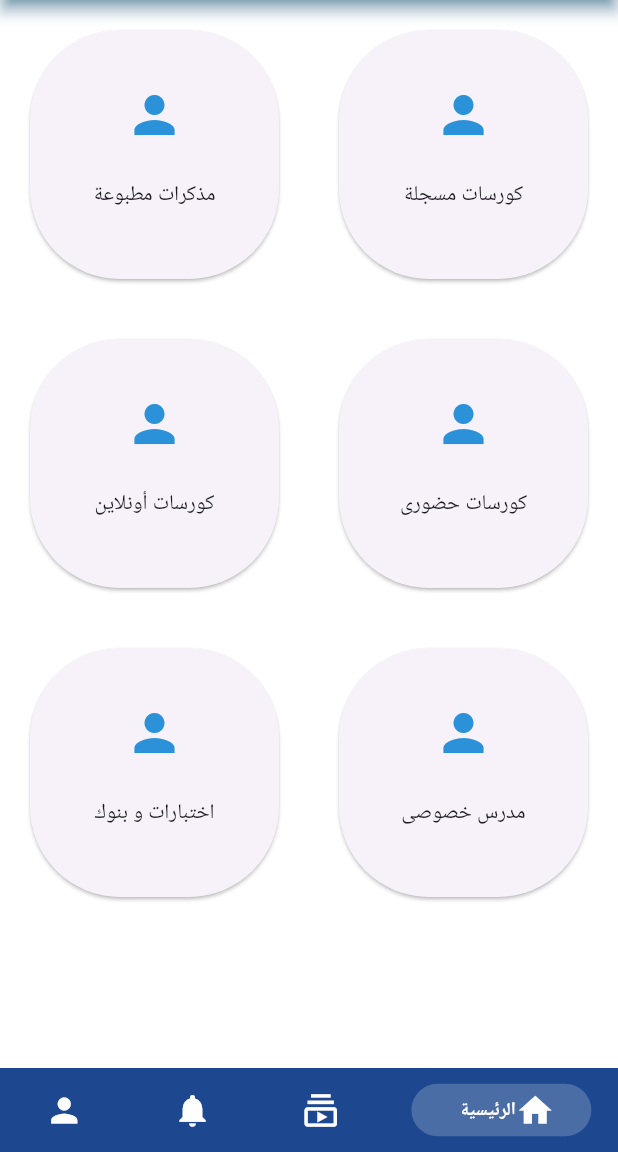
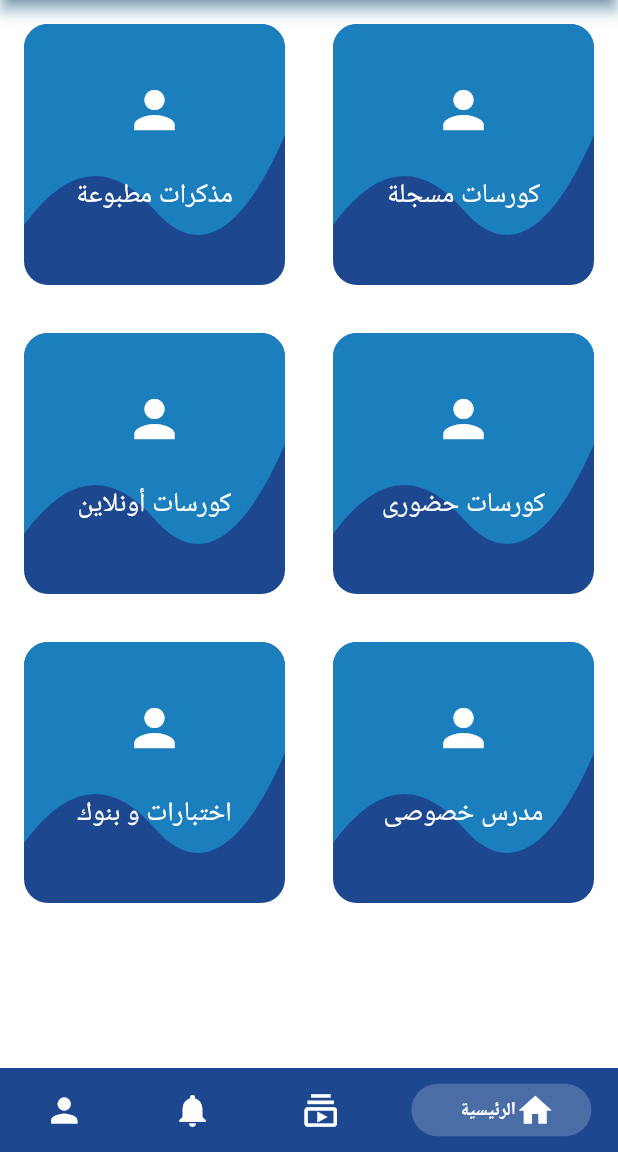
Before and after one commit to mahmoudhamdyae/Education, a Flutter app: the screen it shows after launch, on a phone screen of 412 x 824 dp, the part 84-1236 px from its top. Run offline on Flutter 3.47's test engine with Material 3 defaults, Android fonts, the phone set to English and light mode, and no system bars; drawn by our look-alikes of persistent_bottom_nav_bar; our stand-ins replace get_it, shared_preferences; Roboto replaces fonts that are missing (Montserrat).

Commit message:
Home Screen

```diff
--- a/lib/main.dart
+++ b/lib/main.dart
@@ -1,6 +1,6 @@
 import 'package:education/presentation/resources/routes_manager.dart';
 import 'package:education/presentation/resources/theme_manager.dart';
-import 'package:education/presentation/screens/splash_screen.dart';
+import 'package:education/presentation/screens/splash/splash_screen.dart';
 import 'package:flutter/material.dart';
 
 import 'core/di.dart';
--- a/lib/presentation/resources/routes_manager.dart
+++ b/lib/presentation/resources/routes_manager.dart
@@ -1,10 +1,16 @@
 import 'package:education/presentation/resources/strings_manager.dart';
-import 'package:education/presentation/screens/home_screen.dart';
-import 'package:education/presentation/screens/login_screen.dart';
+import 'package:education/presentation/screens/home/courses/courses_screen.dart';
+import 'package:education/presentation/screens/home/exams_and_banks/exams_and_banks_screen.dart';
+import 'package:education/presentation/screens/home/home_screen.dart';
+import 'package:education/presentation/screens/auth/login_screen.dart';
+import 'package:education/presentation/screens/home/online_courses/online_courses_screen.dart';
+import 'package:education/presentation/screens/home/printed_notes/printed_notes_screen.dart';
+import 'package:education/presentation/screens/home/recorded_courses/recorded_courses_screen.dart';
+import 'package:education/presentation/screens/home/teacher/teacher_screen.dart';
 import 'package:education/presentation/screens/main_screen.dart';
-import 'package:education/presentation/screens/register_screen.dart';
 import 'package:flutter/material.dart';
-import '../screens/splash_screen.dart';
+import '../screens/auth/register_screen.dart';
+import '../screens/splash/splash_screen.dart';
 
 class Routes {
   static const String splashRoute = "/";
@@ -12,6 +18,12 @@ class Routes {
   static const String loginRoute = "/login";
   static const String registerRoute = "/register";
   static const String homeRoute = "/home";
+  static const String coursesRoute = "/courses";
+  static const String examsAndBanksRoute = "/exams_and_banks";
+  static const String onlineCoursesRoute = "/online_courses";
+  static const String printedNotesRoute = "/printed_notes";
+  static const String recordedCoursesRoute = "/recorded_courses";
+  static const String teacherRoute = "/teacher";
 }
 
 class RouteGenerator {
@@ -27,6 +39,18 @@ class RouteGenerator {
         return MaterialPageRoute(builder: (_) => const RegisterScreen());
       case Routes.homeRoute:
         return MaterialPageRoute(builder: (_) => HomeScreen());
+      case Routes.coursesRoute:
+        return MaterialPageRoute(builder: (_) => const CoursesScreen());
+      case Routes.examsAndBanksRoute:
+        return MaterialPageRoute(builder: (_) => const ExamsAndBanksScreen());
+      case Routes.onlineCoursesRoute:
+        return MaterialPageRoute(builder: (_) => const OnlineCoursesScreen());
+      case Routes.printedNotesRoute:
+        return MaterialPageRoute(builder: (_) => const PrintedNotesScreen());
+      case Routes.recordedCoursesRoute:
+        return MaterialPageRoute(builder: (_) => const RecordedCoursesScreen());
+      case Routes.teacherRoute:
+        return MaterialPageRoute(builder: (_) => const TeacherScreen());
       default:
         return unDefinedRoute();
     }
--- /dev/null
+++ b/lib/presentation/screens/home/courses/courses_screen.dart
@@ -0,0 +1,11 @@
+import 'package:education/presentation/resources/strings_manager.dart';
+import 'package:flutter/cupertino.dart';
+
+class CoursesScreen extends StatelessWidget {
+  const CoursesScreen({super.key});
+
+  @override
+  Widget build(BuildContext context) {
+    return const Center(child: Text(AppStrings.courses),);
+  }
+}
--- /dev/null
+++ b/lib/presentation/screens/home/exams_and_banks/exams_and_banks_screen.dart
@@ -0,0 +1,12 @@
+import 'package:flutter/cupertino.dart';
+
+import '../../../resources/strings_manager.dart';
+
+class ExamsAndBanksScreen extends StatelessWidget {
+  const ExamsAndBanksScreen({super.key});
+
+  @override
+  Widget build(BuildContext context) {
+    return const Center(child: Text(AppStrings.examsAndBanks),);
+  }
+}
--- /dev/null
+++ b/lib/presentation/screens/home/home_screen.dart
@@ -0,0 +1,40 @@
+import 'package:education/presentation/resources/routes_manager.dart';
+import 'package:flutter/material.dart';
+
+import '../../resources/strings_manager.dart';
+import '../../widgets/custom_grid_view.dart';
+
+class HomeScreen extends StatelessWidget {
+  HomeScreen({super.key});
+
+  final List<String> _stringsList = [
+    AppStrings.recordedCourses,
+    AppStrings.printedNotes,
+    AppStrings.courses,
+    AppStrings.onlineCourses,
+    AppStrings.teacher,
+    AppStrings.examsAndBanks,
+  ];
+
+  final List<IconData> _iconsList = [
+    Icons.person,
+    Icons.person,
+    Icons.person,
+    Icons.person,
+    Icons.person,
+    Icons.person,
+  ];
+
+  @override
+  Widget build(BuildContext context) {
+    final actions = [
+          () => Navigator.of(context, rootNavigator: true).pushNamed(Routes.recordedCoursesRoute),
+          () => Navigator.of(context, rootNavigator: true).pushNamed(Routes.printedNotesRoute),
+          () => Navigator.of(context, rootNavigator: true).pushNamed(Routes.coursesRoute),
+          () => Navigator.of(context, rootNavigator: true).pushNamed(Routes.onlineCoursesRoute),
+          () => Navigator.of(context, rootNavigator: true).pushNamed(Routes.teacherRoute),
+          () => Navigator.of(context, rootNavigator: true).pushNamed(Routes.examsAndBanksRoute),
+    ];
+    return CustomGridView(_stringsList, _iconsList, actions);
+  }
+}
--- /dev/null
+++ b/lib/presentation/screens/home/online_courses/online_courses_screen.dart
@@ -0,0 +1,12 @@
+import 'package:flutter/cupertino.dart';
+
+import '../../../resources/strings_manager.dart';
+
+class OnlineCoursesScreen extends StatelessWidget {
+  const OnlineCoursesScreen({super.key});
+
+  @override
+  Widget build(BuildContext context) {
+    return const Center(child: Text(AppStrings.onlineCourses),);
+  }
+}
--- /dev/null
+++ b/lib/presentation/screens/home/printed_notes/printed_notes_screen.dart
@@ -0,0 +1,12 @@
+import 'package:flutter/cupertino.dart';
+
+import '../../../resources/strings_manager.dart';
+
+class PrintedNotesScreen extends StatelessWidget {
+  const PrintedNotesScreen({super.key});
+
+  @override
+  Widget build(BuildContext context) {
+    return const Center(child: Text(AppStrings.printedNotes),);
+  }
+}
--- /dev/null
+++ b/lib/presentation/screens/home/recorded_courses/recorded_courses_screen.dart
@@ -0,0 +1,12 @@
+import 'package:flutter/cupertino.dart';
+
+import '../../../resources/strings_manager.dart';
+
+class RecordedCoursesScreen extends StatelessWidget {
+  const RecordedCoursesScreen({super.key});
+
+  @override
+  Widget build(BuildContext context) {
+    return const Center(child: Text(AppStrings.recordedCourses),);
+  }
+}
--- /dev/null
+++ b/lib/presentation/screens/home/teacher/teacher_screen.dart
@@ -0,0 +1,12 @@
+import 'package:flutter/cupertino.dart';
+
+import '../../../resources/strings_manager.dart';
+
+class TeacherScreen extends StatelessWidget {
+  const TeacherScreen({super.key});
+
+  @override
+  Widget build(BuildContext context) {
+    return const Center(child: Text(AppStrings.teacher),);
+  }
+}
--- a/lib/presentation/screens/home_screen.dart
+++ /dev/null
@@ -1,31 +0,0 @@
-import 'package:flutter/material.dart';
-
-import '../resources/strings_manager.dart';
-import '../widgets/custom_grid_view.dart';
-
-class HomeScreen extends StatelessWidget {
-  HomeScreen({super.key});
-
-  final List<String> _stringsList = [
-    AppStrings.recordedCourses,
-    AppStrings.printedNotes,
-    AppStrings.courses,
-    AppStrings.onlineCourses,
-    AppStrings.teacher,
-    AppStrings.examsAndBanks,
-  ];
-
-  final List<IconData> _iconsList = [
-    Icons.person,
-    Icons.person,
-    Icons.person,
-    Icons.person,
-    Icons.person,
-    Icons.person,
-  ];
-
-  @override
-  Widget build(BuildContext context) {
-    return CustomGridView(_stringsList, _iconsList);
-  }
-}
--- a/lib/presentation/screens/notifications_screen.dart
+++ b/lib/presentation/screens/me/me_screen.dart
@@ -1,12 +1,12 @@
+import 'package:education/core/di.dart';
+import 'package:education/presentation/resources/strings_manager.dart';
+import 'package:education/presentation/widgets/require_log_in_view.dart';
 import 'package:flutter/cupertino.dart';
 
-import '../../core/app_prefs.dart';
-import '../../core/di.dart';
-import '../resources/strings_manager.dart';
-import '../widgets/require_log_in_view.dart';
+import '../../../core/app_prefs.dart';
 
-class NotificationsScreen extends StatelessWidget {
-  NotificationsScreen({super.key});
+class MeScreen extends StatelessWidget {
+  MeScreen({super.key});
 
   final AppPreferences appPreferences = instance<AppPreferences>();
 
@@ -18,7 +18,7 @@ class NotificationsScreen extends StatelessWidget {
           if (snapshot.hasData) {
             if (snapshot.data == true) {
               // User logged in
-              return const Center(child: Text(AppStrings.bottomBarNotifications),);
+              return const Center(child: Text(AppStrings.bottomBarMe),);
             } else {
               // User not logged in
               return const RequireLogInView();
--- a/lib/presentation/screens/subscription_screen.dart
+++ b/lib/presentation/screens/notifications/notifications_screen.dart
@@ -1,12 +1,12 @@
 import 'package:flutter/cupertino.dart';
 
-import '../../core/app_prefs.dart';
-import '../../core/di.dart';
-import '../resources/strings_manager.dart';
-import '../widgets/require_log_in_view.dart';
+import '../../../core/app_prefs.dart';
+import '../../../core/di.dart';
+import '../../resources/strings_manager.dart';
+import '../../widgets/require_log_in_view.dart';
 
-class SubscriptionScreen extends StatelessWidget {
-  SubscriptionScreen({super.key});
+class NotificationsScreen extends StatelessWidget {
+  NotificationsScreen({super.key});
 
   final AppPreferences appPreferences = instance<AppPreferences>();
 
@@ -18,7 +18,7 @@ class SubscriptionScreen extends StatelessWidget {
           if (snapshot.hasData) {
             if (snapshot.data == true) {
               // User logged in
-              return const Center(child: Text(AppStrings.bottomBarSubscription),);
+              return const Center(child: Text(AppStrings.bottomBarNotifications),);
             } else {
               // User not logged in
               return const RequireLogInView();
--- a/lib/presentation/screens/me_screen.dart
+++ b/lib/presentation/screens/subscription/subscription_screen.dart
@@ -1,12 +1,12 @@
-import 'package:education/core/di.dart';
-import 'package:education/presentation/resources/strings_manager.dart';
-import 'package:education/presentation/widgets/require_log_in_view.dart';
 import 'package:flutter/cupertino.dart';
 
-import '../../core/app_prefs.dart';
+import '../../../core/app_prefs.dart';
+import '../../../core/di.dart';
+import '../../resources/strings_manager.dart';
+import '../../widgets/require_log_in_view.dart';
 
-class MeScreen extends StatelessWidget {
-  MeScreen({super.key});
+class SubscriptionScreen extends StatelessWidget {
+  SubscriptionScreen({super.key});
 
   final AppPreferences appPreferences = instance<AppPreferences>();
 
@@ -18,7 +18,7 @@ class MeScreen extends StatelessWidget {
           if (snapshot.hasData) {
             if (snapshot.data == true) {
               // User logged in
-              return const Center(child: Text(AppStrings.bottomBarMe),);
+              return const Center(child: Text(AppStrings.bottomBarSubscription),);
             } else {
               // User not logged in
               return const RequireLogInView();
--- a/lib/presentation/widgets/custom_grid_view.dart
+++ b/lib/presentation/widgets/custom_grid_view.dart
@@ -3,17 +3,18 @@ import 'package:flutter/cupertino.dart';
 import 'grid_view_item.dart';
 
 class CustomGridView extends StatelessWidget {
-  const CustomGridView(this._stringsList, this._iconsList, {super.key});
+  const CustomGridView(this._stringsList, this._iconsList, this._actions, {super.key});
 
   final List<String> _stringsList;
   final List<IconData> _iconsList;
+  final List<Function> _actions;
 
   @override
   Widget build(BuildContext context) {
     return GridView.count(
       crossAxisCount: 2,
       children: List.generate(_stringsList.length, (index) {
-        return GridViewItem(itemName: _stringsList[index], itemIcon: _iconsList[index],);
+        return GridViewItem(itemName: _stringsList[index], itemIcon: _iconsList[index], action: _actions[index],);
       }),
     );
   }
--- a/lib/presentation/widgets/grid_view_item.dart
+++ b/lib/presentation/widgets/grid_view_item.dart
@@ -4,34 +4,130 @@ import '../resources/color_manager.dart';
 import '../resources/values_manager.dart';
 
 class GridViewItem extends StatelessWidget {
-  const GridViewItem({super.key, required String itemName, required IconData itemIcon}) : _itemName = itemName, _itemIcon = itemIcon;
+  const GridViewItem({super.key, required String itemName, required IconData itemIcon, required Function action}) : _itemName = itemName, _itemIcon = itemIcon, _action = action;
 
   final String _itemName;
   final IconData _itemIcon;
+  final Function _action;
 
   @override
   Widget build(BuildContext context) {
     return Padding(
       padding: const EdgeInsets.all(AppPadding.p16),
-      child: Card(
-        shape: RoundedRectangleBorder(
-          borderRadius: BorderRadius.circular(AppSize.s60),
-        ),
+      child: ClipRRect(
+        borderRadius: BorderRadius.circular(AppPadding.p16),
+        child: Stack(
+          children: [
+            const WaveBackground(baseColor: ColorManager.primary, waveColor: ColorManager.lightPrimary),
+            Positioned(
+              right: 0,
+              left: 0,
+              top: 0,
+              bottom: 0,
               child: InkWell(
-          onTap: () { },
+              onTap: () { _action(); },
               child: Column(
                 mainAxisAlignment: MainAxisAlignment.center,
                 children: [
-              Icon(_itemIcon, color: ColorManager.fabBackground, size: AppSize.s40,),
+                  Icon(_itemIcon, color: ColorManager.white, size: AppSize.s40,),
                   const SizedBox(height: AppSize.s16,),
                   Padding(
                     padding: const EdgeInsets.all(8.0),
                     child: Text(
                       _itemName,
                       textAlign: TextAlign.center,
+                      style: const TextStyle(
+                        fontSize: AppSize.s18,
+                        color: ColorManager.white
+                      ),
                     ),
                   ),
                 ],
+              ),
+                        ),
+            )],
+        ),
+      ),
+    );
+  }
+}
+
+
+
+
+
+
+
+
+
+
+
+
+
+
+
+
+
+
+
+
+// كلاس مخصص لتحديد شكل الموجة
+class WaveClipper extends CustomClipper<Path> {
+  // دالة لإرجاع مسار الشكل
+  @override
+  Path getClip(Size size) {
+    // إنشاء كائن مسار جديد
+    Path path = Path();
+    path.lineTo(0, size.height - 40);
+    path.quadraticBezierTo(
+        size.width / 4, size.height - 100, size.width / 2, size.height - 50);
+    path.quadraticBezierTo(
+        3 / 4 * size.width, size.height, size.width, size.height - 100);
+    path.lineTo(size.width, 0);
+
+    // إغلاق المسار
+    path.close();
+    // إرجاع المسار
+    return path;
+  }
+
+  // دالة لتحديد إذا كان يجب إعادة رسم الشكل
+  @override
+  bool shouldReclip(covariant CustomClipper<Path> oldClipper) {
+    // إرجاع false لأن الشكل ثابت
+    return false;
+  }
+}
+
+// ويدجت لعرض شكل الموجة كخلفية
+class WaveBackground extends StatelessWidget {
+  // اللون الأساسي للخلفية
+  final Color baseColor;
+  // اللون الثانوي للخلفية
+  final Color waveColor;
+
+  // البناء مع تحديد الألوان
+  const WaveBackground({
+    Key? key,
+    this.baseColor = Colors.blue,
+    this.waveColor = Colors.white,
+  }) : super(key: key);
+
+  // دالة لبناء الويدجت
+  @override
+  Widget build(BuildContext context) {
+    // إرجاع حاوية مرنة تملأ كل المساحة المتاحة
+    return Flexible(
+      // إرجاع حاوية ملونة باللون الأساسي
+      child: Container(
+        color: baseColor,
+        // إرجاع ويدجت لقص الخلفية بشكل موجة
+        child: ClipPath(
+          // استخدام الكلاس المخصص لتحديد شكل الموجة
+          clipper: WaveClipper(),
+          // إرجاع حاوية ملونة باللون الثانوي
+          child: Container(
+            color: waveColor,
           ),
         ),
       ),
```
Also changed, not shown: lib/presentation/screens/auth/login_screen.dart (renamed from lib/presentation/screens/login_screen.dart, +8 -8 lines), lib/presentation/screens/auth/register_screen.dart (renamed from lib/presentation/screens/register_screen.dart, +9 -9 lines), lib/presentation/screens/main_screen.dart (+4 -4 lines), lib/presentation/screens/splash/splash_screen.dart (renamed from lib/presentation/screens/splash_screen.dart, +4 -7 lines). Lines whose indentation alone changed are shown as unchanged.
